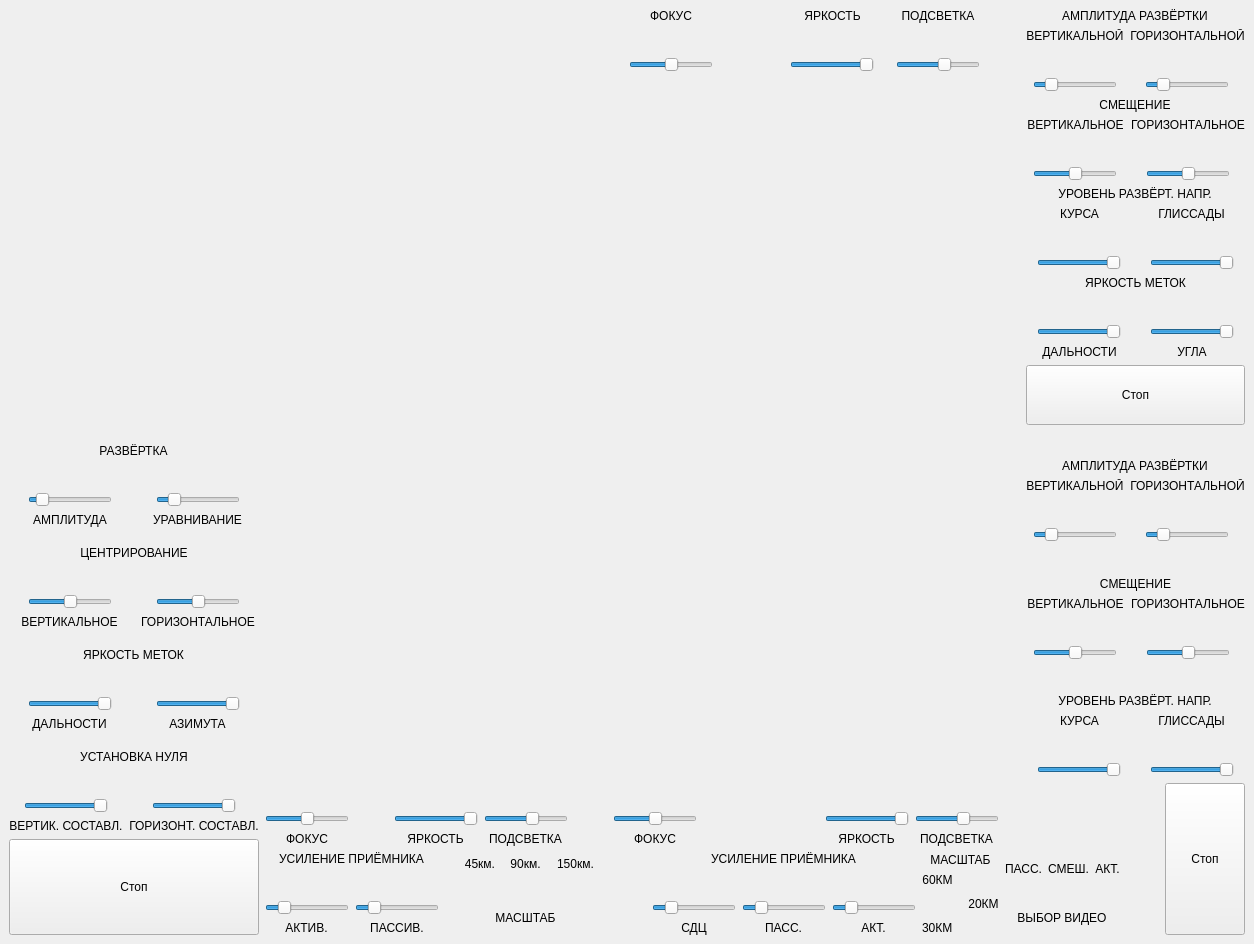
Before: the Qt Designer form rspview.ui in Carduelis/vk, drawn with Qt 5.
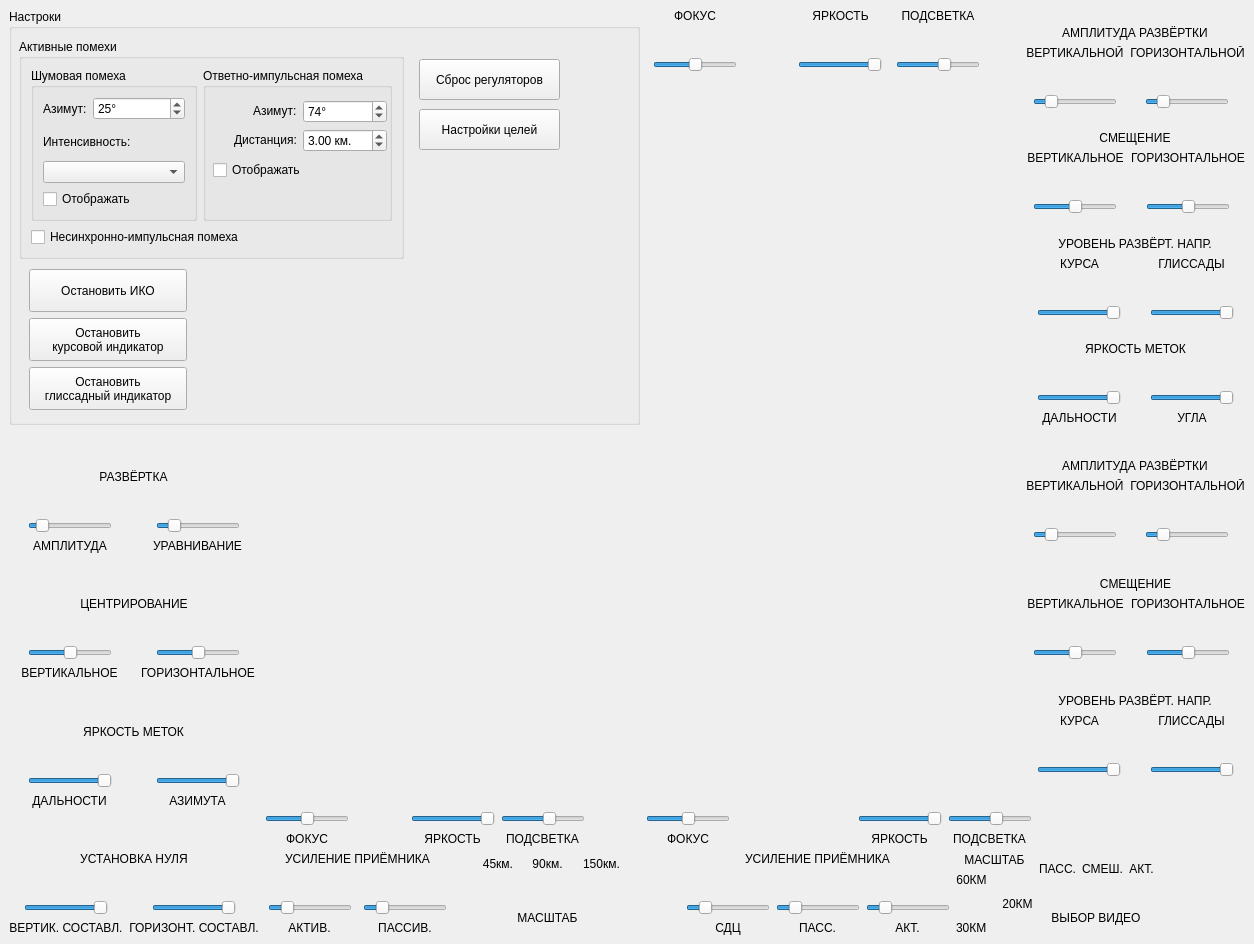
After: the same form once the commit is applied. Icons and pictures are not drawn. Custom widgets are drawn as their Qt base class.

Commit message: Дополнительные элементы в интерфейсе RSPView. Сброс положений рычагов, кнопок и регуляторов. Выставление помех. Возможность приостановки каждого из индикаторов + небольшая оптимизация

Diff of the .ui file:
```diff
--- a/rspview.ui
+++ b/rspview.ui
@@ -15,7 +15,7 @@
   </property>
   <widget class="QWidget" name="centralwidget">
    <layout class="QGridLayout" name="gridLayout_80">
-    <item row="2" column="3">
+    <item row="3" column="3">
      <layout class="QGridLayout" name="gridLayout_44">
       <item row="0" column="0">
        <layout class="QGridLayout" name="gridLayout_35">
@@ -517,7 +517,7 @@
       </item>
      </layout>
     </item>
-    <item row="3" column="1">
+    <item row="4" column="1">
      <layout class="QGridLayout" name="gridLayout_31">
       <item row="0" column="0">
        <layout class="QGridLayout" name="gridLayout_23">
@@ -1029,7 +1029,7 @@
       </item>
      </layout>
     </item>
-    <item row="3" column="2" colspan="2">
+    <item row="4" column="2" colspan="2">
      <layout class="QGridLayout" name="gridLayout_59">
       <item row="0" column="0">
        <layout class="QVBoxLayout" name="verticalLayout">
@@ -1700,22 +1700,6 @@
         </property>
        </spacer>
       </item>
-      <item row="0" column="2">
-       <widget class="QPushButton" name="ChangeTopState">
-        <property name="sizePolicy">
-         <sizepolicy hsizetype="Preferred" vsizetype="Preferred">
-          <horstretch>0</horstretch>
-          <verstretch>0</verstretch>
-         </sizepolicy>
-        </property>
-        <property name="cursor">
-         <cursorShape>PointingHandCursor</cursorShape>
-        </property>
-        <property name="text">
-         <string>Стоп</string>
-        </property>
-       </widget>
-      </item>
      </layout>
     </item>
     <item row="0" column="2">
@@ -2657,22 +2641,6 @@
         </item>
        </layout>
       </item>
-      <item row="4" column="0">
-       <widget class="QPushButton" name="ChangeRightState">
-        <property name="sizePolicy">
-         <sizepolicy hsizetype="Preferred" vsizetype="Preferred">
-          <horstretch>0</horstretch>
-          <verstretch>0</verstretch>
-         </sizepolicy>
-        </property>
-        <property name="cursor">
-         <cursorShape>PointingHandCursor</cursorShape>
-        </property>
-        <property name="text">
-         <string>Стоп</string>
-        </property>
-       </widget>
-      </item>
      </layout>
     </item>
     <item row="1" column="2">
@@ -2692,7 +2660,7 @@
       </item>
      </layout>
     </item>
-    <item row="2" column="0" rowspan="2">
+    <item row="3" column="0" rowspan="2">
      <layout class="QGridLayout" name="gridLayout_20">
       <item row="0" column="0">
        <layout class="QGridLayout" name="gridLayout_7">
@@ -3364,25 +3332,9 @@
         </item>
        </layout>
       </item>
-      <item row="4" column="0">
-       <widget class="QPushButton" name="ChangeMainLocatorState">
-        <property name="sizePolicy">
-         <sizepolicy hsizetype="Preferred" vsizetype="Preferred">
-          <horstretch>0</horstretch>
-          <verstretch>0</verstretch>
-         </sizepolicy>
-        </property>
-        <property name="cursor">
-         <cursorShape>PointingHandCursor</cursorShape>
-        </property>
-        <property name="text">
-         <string>Стоп</string>
-        </property>
-       </widget>
-      </item>
      </layout>
     </item>
-    <item row="2" column="1">
+    <item row="3" column="1">
      <layout class="QGridLayout" name="gridLayout">
       <item row="0" column="1">
        <widget class="MainLocator" name="RenderMainLocator" native="true">
@@ -3399,7 +3351,7 @@
       </item>
      </layout>
     </item>
-    <item row="2" column="2">
+    <item row="3" column="2">
      <layout class="QGridLayout" name="gridLayout_2">
       <item row="0" column="1">
        <widget class="TopTriangleLocator" name="RenderTopTriangleLocator" native="true">
@@ -3416,18 +3368,282 @@
       </item>
      </layout>
     </item>
+    <item row="0" column="0" rowspan="2" colspan="2">
+     <layout class="QGridLayout" name="gridLayout_92">
+      <item row="0" column="0">
+       <widget class="QGroupBox" name="BoxIndicatorsSettings">
+        <property name="title">
+         <string>Настроки</string>
+        </property>
+        <widget class="QGroupBox" name="BoxActiveTrashSettings">
+         <property name="geometry">
+          <rect>
+           <x>10</x>
+           <y>30</y>
+           <width>385</width>
+           <height>220</height>
+          </rect>
+         </property>
+         <property name="title">
+          <string>Активные помехи</string>
+         </property>
+         <layout class="QGridLayout" name="gridLayout_90">
+          <item row="0" column="0">
+           <layout class="QGridLayout" name="gridLayout_89">
+            <item row="0" column="0">
+             <layout class="QGridLayout" name="gridLayout_88">
+              <item row="0" column="0">
+               <widget class="QGroupBox" name="BoxActiveNoiseTrash">
+                <property name="title">
+                 <string>Шумовая помеха</string>
+                </property>
+                <layout class="QGridLayout" name="gridLayout_84">
+                 <item row="0" column="0">
+                  <layout class="QGridLayout" name="gridLayout_81">
+                   <item row="0" column="0">
+                    <layout class="QFormLayout" name="formLayout">
+                     <item row="0" column="0">
+                      <widget class="QLabel" name="LabelActiveNoiseAzimuth">
+                       <property name="text">
+                        <string>Азимут:</string>
+                       </property>
+                      </widget>
+                     </item>
+                     <item row="0" column="1">
+                      <widget class="QSpinBox" name="InputActiveNoiseAzimuth">
+                       <property name="suffix">
+                        <string>°</string>
+                       </property>
+                       <property name="maximum">
+                        <number>360</number>
+                       </property>
+                       <property name="value">
+                        <number>25</number>
+                       </property>
+                      </widget>
+                     </item>
+                    </layout>
+                   </item>
+                   <item row="1" column="0">
+                    <widget class="QLabel" name="LabelActiveNoiseIntensity">
+                     <property name="text">
+                      <string>Интенсивность:</string>
+                     </property>
+                    </widget>
+                   </item>
+                   <item row="2" column="0">
+                    <widget class="QComboBox" name="SelectActiveNoiseIntensity">
+                     <property name="cursor">
+                      <cursorShape>PointingHandCursor</cursorShape>
+                     </property>
+                    </widget>
+                   </item>
+                   <item row="3" column="0">
+                    <widget class="QCheckBox" name="CheckActiveNoiseShow">
+                     <property name="cursor">
+                      <cursorShape>PointingHandCursor</cursorShape>
+                     </property>
+                     <property name="text">
+                      <string>Отображать</string>
+                     </property>
+                    </widget>
+                   </item>
+                  </layout>
+                 </item>
+                </layout>
+               </widget>
+              </item>
+              <item row="0" column="1">
+               <widget class="QGroupBox" name="BoxActiveAnswerTrash">
+                <property name="title">
+                 <string>Ответно-импульсная помеха</string>
+                </property>
+                <widget class="QWidget" name="">
+                 <property name="geometry">
+                  <rect>
+                   <x>10</x>
+                   <y>30</y>
+                   <width>174</width>
+                   <height>85</height>
+                  </rect>
+                 </property>
+                 <layout class="QGridLayout" name="gridLayout_87">
+                  <item row="0" column="0">
+                   <layout class="QGridLayout" name="gridLayout_86">
+                    <item row="0" column="0" alignment="Qt::AlignRight|Qt::AlignVCenter">
+                     <widget class="QLabel" name="LabelActiveAnswerAzimuth">
+                      <property name="text">
+                       <string>Азимут:</string>
+                      </property>
+                     </widget>
+                    </item>
+                    <item row="0" column="1">
+                     <widget class="QSpinBox" name="InputActiveAnswerAzimuth">
+                      <property name="suffix">
+                       <string>°</string>
+                      </property>
+                      <property name="maximum">
+                       <number>360</number>
+                      </property>
+                      <property name="value">
+                       <number>74</number>
+                      </property>
+                     </widget>
+                    </item>
+                    <item row="1" column="0" alignment="Qt::AlignRight|Qt::AlignVCenter">
+                     <widget class="QLabel" name="LabelActiveAnswerDistance">
+                      <property name="text">
+                       <string>Дистанция:</string>
+                      </property>
+                     </widget>
+                    </item>
+                    <item row="1" column="1">
+                     <widget class="QDoubleSpinBox" name="InputActiveAnswerDistance">
+                      <property name="suffix">
+                       <string> км.</string>
+                      </property>
+                      <property name="value">
+                       <double>3.000000000000000</double>
+                      </property>
+                     </widget>
+                    </item>
+                   </layout>
+                  </item>
+                  <item row="1" column="0">
+                   <widget class="QCheckBox" name="CheckActiveAnswerShow">
+                    <property name="cursor">
+                     <cursorShape>PointingHandCursor</cursorShape>
+                    </property>
+                    <property name="text">
+                     <string>Отображать</string>
+                    </property>
+                   </widget>
+                  </item>
+                 </layout>
+                </widget>
+               </widget>
+              </item>
+             </layout>
+            </item>
+            <item row="1" column="0">
+             <widget class="QCheckBox" name="CheckActiveInSyncShow">
+              <property name="cursor">
+               <cursorShape>PointingHandCursor</cursorShape>
+              </property>
+              <property name="text">
+               <string>Несинхронно-импульсная помеха</string>
+              </property>
+             </widget>
+            </item>
+           </layout>
+          </item>
+         </layout>
+        </widget>
+        <widget class="QPushButton" name="ButtonResetLevers">
+         <property name="geometry">
+          <rect>
+           <x>410</x>
+           <y>50</y>
+           <width>141</width>
+           <height>41</height>
+          </rect>
+         </property>
+         <property name="cursor">
+          <cursorShape>PointingHandCursor</cursorShape>
+         </property>
+         <property name="text">
+          <string>Сброс регуляторов</string>
+         </property>
+        </widget>
+        <widget class="QPushButton" name="SetTargetsSettings">
+         <property name="geometry">
+          <rect>
+           <x>410</x>
+           <y>100</y>
+           <width>141</width>
+           <height>41</height>
+          </rect>
+         </property>
+         <property name="cursor">
+          <cursorShape>PointingHandCursor</cursorShape>
+         </property>
+         <property name="text">
+          <string>Настройки целей</string>
+         </property>
+        </widget>
+        <widget class="QWidget" name="">
+         <property name="geometry">
+          <rect>
+           <x>20</x>
+           <y>260</y>
+           <width>158</width>
+           <height>141</height>
+          </rect>
+         </property>
+         <layout class="QGridLayout" name="gridLayout_93">
+          <item row="0" column="0">
+           <widget class="QPushButton" name="ChangeMainLocatorState">
+            <property name="sizePolicy">
+             <sizepolicy hsizetype="Preferred" vsizetype="Preferred">
+              <horstretch>0</horstretch>
+              <verstretch>0</verstretch>
+             </sizepolicy>
+            </property>
+            <property name="cursor">
+             <cursorShape>PointingHandCursor</cursorShape>
+            </property>
+            <property name="text">
+             <string>Остановить ИКО</string>
+            </property>
+           </widget>
+          </item>
+          <item row="1" column="0">
+           <widget class="QPushButton" name="ChangeTopState">
+            <property name="sizePolicy">
+             <sizepolicy hsizetype="Preferred" vsizetype="Preferred">
+              <horstretch>0</horstretch>
+              <verstretch>0</verstretch>
+             </sizepolicy>
+            </property>
+            <property name="cursor">
+             <cursorShape>PointingHandCursor</cursorShape>
+            </property>
+            <property name="text">
+             <string>Остановить
+курсовой индикатор</string>
+            </property>
+           </widget>
+          </item>
+          <item row="2" column="0">
+           <widget class="QPushButton" name="ChangeRightState">
+            <property name="sizePolicy">
+             <sizepolicy hsizetype="Preferred" vsizetype="Preferred">
+              <horstretch>0</horstretch>
+              <verstretch>0</verstretch>
+             </sizepolicy>
+            </property>
+            <property name="cursor">
+             <cursorShape>PointingHandCursor</cursorShape>
+            </property>
+            <property name="text">
+             <string>Остановить
+глиссадный индикатор</string>
+            </property>
+           </widget>
+          </item>
+         </layout>
+        </widget>
+       </widget>
+      </item>
+     </layout>
+    </item>
    </layout>
    <zorder></zorder>
    <zorder></zorder>
+   <zorder>gridLayoutWidget</zorder>
   </widget>
  </widget>
  <customwidgets>
-  <customwidget>
-   <class>MainLocator</class>
-   <extends>QWidget</extends>
-   <header>mainlocator.h</header>
-   <container>1</container>
-  </customwidget>
   <customwidget>
    <class>TopTriangleLocator</class>
    <extends>QWidget</extends>
@@ -3440,6 +3656,12 @@
    <header>righttrianglelocator.h</header>
    <container>1</container>
   </customwidget>
+  <customwidget>
+   <class>MainLocator</class>
+   <extends>QWidget</extends>
+   <header>mainlocator.h</header>
+   <container>1</container>
+  </customwidget>
  </customwidgets>
  <resources>
   <include location="Common.qrc"/>
```
The commit also changes 3 other files.
